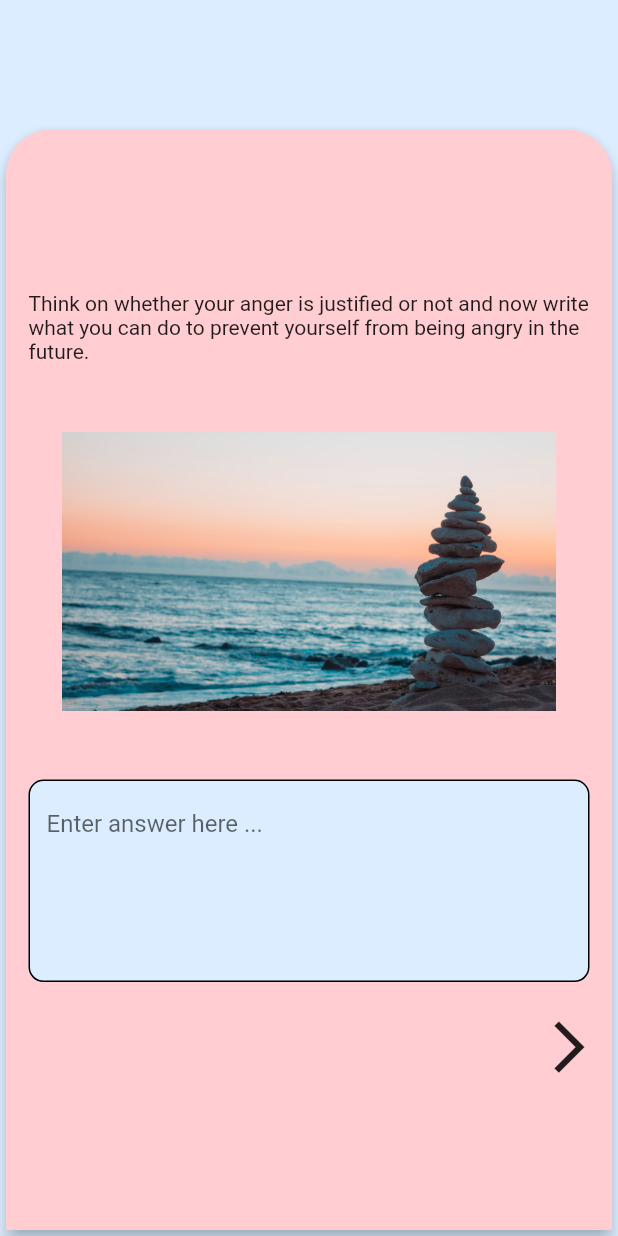
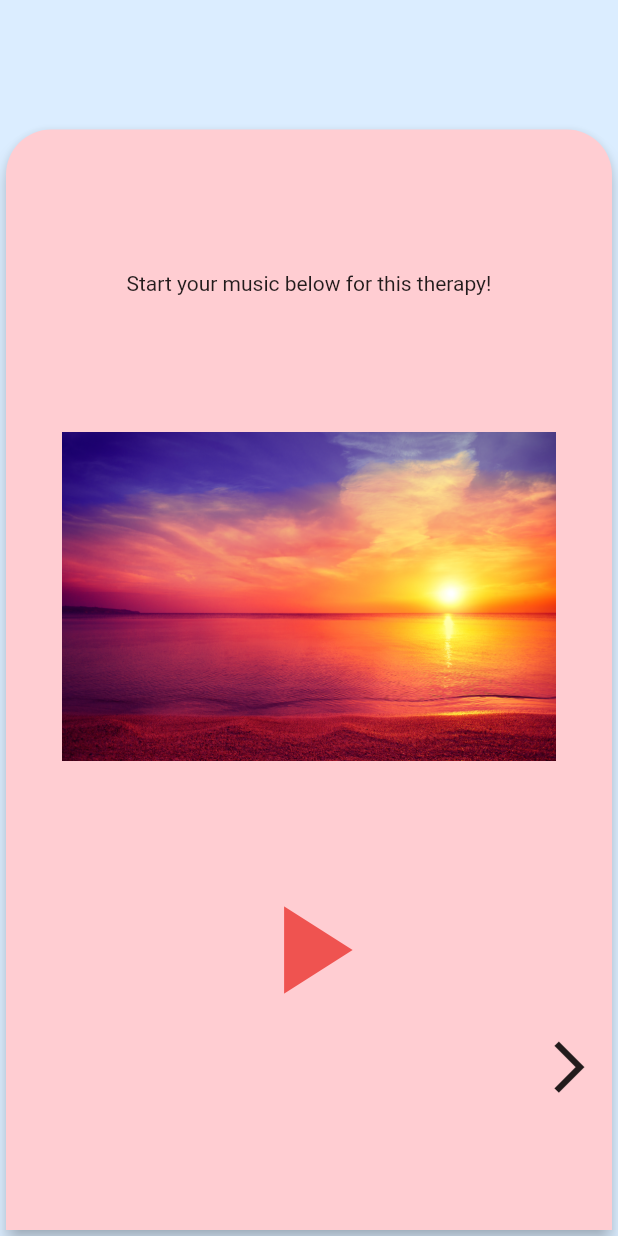
Before and after one commit to SashvDave/Kwit, a Flutter app: the screen it shows after launch, after a tap on "Anger", on a phone screen of 412 x 824 dp. Run offline on Flutter 3.47's test engine with Material 2 defaults, Android fonts, the light colour scheme and no system bars; our stand-ins replace audioplayers, image_picker.

Commit message:
update anger therapy

```diff
--- /dev/null
+++ b/lib/anger.dart
@@ -0,0 +1,100 @@
+import 'package:flutter/material.dart';
+import './anger1.dart';
+import 'package:audioplayers/audio_cache.dart';
+import 'package:audioplayers/audioplayers.dart';
+
+class Anger extends StatefulWidget {
+  @override
+  _AngerState createState() => _AngerState();
+}
+
+class _AngerState extends State<Anger> {
+  AudioPlayer advancedPlayer;
+  AudioCache audioCache;
+  bool isPlaying = false;
+
+  @override
+  void initState() {
+    super.initState();
+    initPlayer();
+  }
+
+  void initPlayer() {
+    advancedPlayer = new AudioPlayer();
+    audioCache = new AudioCache(fixedPlayer: advancedPlayer);
+  }
+
+  void _submitData() {
+    Navigator.push(context, MaterialPageRoute(builder: (context) => Anger1()));
+  }
+
+  @override
+  Widget build(BuildContext context) {
+    return Scaffold(
+      body: SingleChildScrollView(
+        child: Container(
+          color: Color(0xFFDBEDFF),
+          padding: EdgeInsets.fromLTRB(
+              0, MediaQuery.of(context).size.height * 0.1, 0, 0),
+          height: MediaQuery.of(context).size.height,
+          child: Card(
+            shape: RoundedRectangleBorder(
+                borderRadius: BorderRadius.only(
+                    topLeft: Radius.circular(30.0),
+                    topRight: Radius.circular(30.0))),
+            color: Colors.red[100],
+            elevation: 5,
+            child: Column(
+              mainAxisAlignment: MainAxisAlignment.center,
+              children: <Widget>[
+                Padding(
+                  padding: const EdgeInsets.all(15.0),
+                  child: Text("Start your music below for this therapy!"),
+                ),
+                ClipRRect(
+                  borderRadius: BorderRadius.circular(40.0),
+                  child: Image.asset(
+                    'assets/sunset.png',
+                    height: MediaQuery.of(context).size.height * 0.45,
+                    width: MediaQuery.of(context).size.width * 0.8,
+                  ),
+                ),
+                IconButton(
+                  padding: EdgeInsets.all(0),
+                  iconSize: 100,
+                  icon: Icon(
+                    isPlaying ? Icons.pause : Icons.play_arrow,
+                    color: Colors.red[400],
+                  ),
+                  onPressed: () {
+                    if (isPlaying) {
+                      advancedPlayer.pause();
+
+                      setState(() {
+                        isPlaying = false;
+                      });
+                    } else {
+                      audioCache.loop('OptimistByBorrtexArtlist.mp3');
+                      setState(() {
+                        isPlaying = true;
+                      });
+                    }
+                  },
+                ),
+                Align(
+                  alignment: Alignment.bottomRight,
+                  child: IconButton(
+                    icon: Icon(Icons.arrow_forward_ios),
+                    onPressed: () => _submitData(),
+                    tooltip: "Go to next page",
+                    iconSize: MediaQuery.of(context).size.height * 0.05,
+                  ),
+                )
+              ],
+            ),
+          ),
+        ),
+      ),
+    );
+  }
+}
--- a/lib/anger1.dart
+++ b/lib/anger1.dart
@@ -46,7 +46,7 @@ class _Anger1State extends State<Anger1> {
                 ClipRRect(
                   borderRadius: BorderRadius.circular(20.0),
                   child: Image.asset(
-                    'lib/assets/peaceful.jpg',
+                    'assets/peaceful.jpg',
                     height: MediaQuery.of(context).size.height * 0.3,
                     width: MediaQuery.of(context).size.width * 0.8,
                   ),
--- a/lib/anger2.dart
+++ b/lib/anger2.dart
@@ -46,7 +46,7 @@ class _Anger2State extends State<Anger2> {
                 ClipRRect(
                   borderRadius: BorderRadius.circular(20.0),
                   child: Image.asset(
-                    'lib/assets/waterdrop.jpg',
+                    'assets/waterdrop.jpg',
                     height: MediaQuery.of(context).size.height * 0.3,
                     width: MediaQuery.of(context).size.width * 0.8,
                   ),
--- a/lib/anger3.dart
+++ b/lib/anger3.dart
@@ -86,6 +86,7 @@ class _Anger3State extends State<Anger3> {
                 child: IconButton(
                   icon: Icon(Icons.arrow_forward_ios),
                   onPressed: () {
+                    // _audioPlayer.stop();
                     Navigator.push(context,
                         MaterialPageRoute(builder: (context) => MyApp()));
                   },
--- a/lib/main.dart
+++ b/lib/main.dart
@@ -1,6 +1,6 @@
 import 'package:flutter/material.dart';
 
-import 'anger1.dart';
+import 'anger.dart';
 
 void main() {
   runApp(MyApp());
@@ -39,21 +39,21 @@ class _MyHomePageState extends State<MyHomePage> {
               child: Text("Anger"),
               onPressed: () {
                 Navigator.push(
-                    context, MaterialPageRoute(builder: (context) => Anger1()));
+                    context, MaterialPageRoute(builder: (context) => Anger()));
               },
             ),
             RaisedButton(
               child: Text("Anger"),
               onPressed: () {
                 Navigator.push(
-                    context, MaterialPageRoute(builder: (context) => Anger1()));
+                    context, MaterialPageRoute(builder: (context) => Anger()));
               },
             ),
             RaisedButton(
               child: Text("Anger"),
               onPressed: () {
                 Navigator.push(
-                    context, MaterialPageRoute(builder: (context) => Anger1()));
+                    context, MaterialPageRoute(builder: (context) => Anger()));
               },
             ),
           ],
```
Also changed, not shown: pubspec.yaml (+5 -3 lines), assets/peaceful.jpg (renamed from lib/assets/peaceful.jpg), assets/sunset.png (renamed from lib/assets/sunset.png), assets/waterdrop.jpg (renamed from lib/assets/waterdrop.jpg), pubspec.lock, 1 other file.
